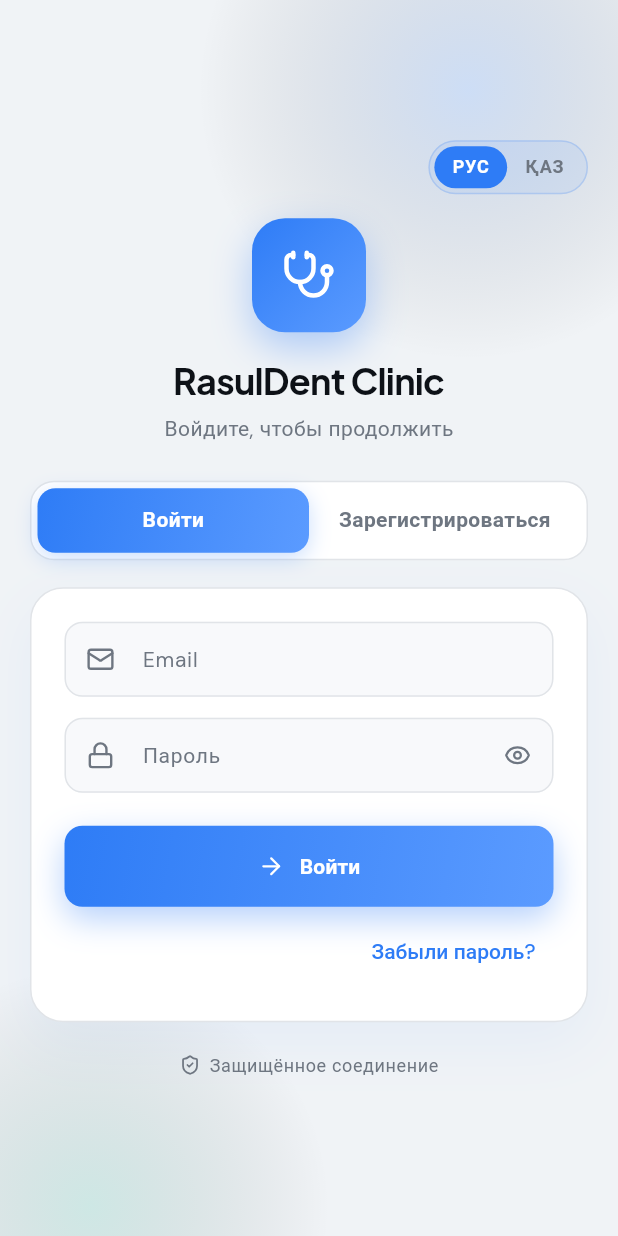
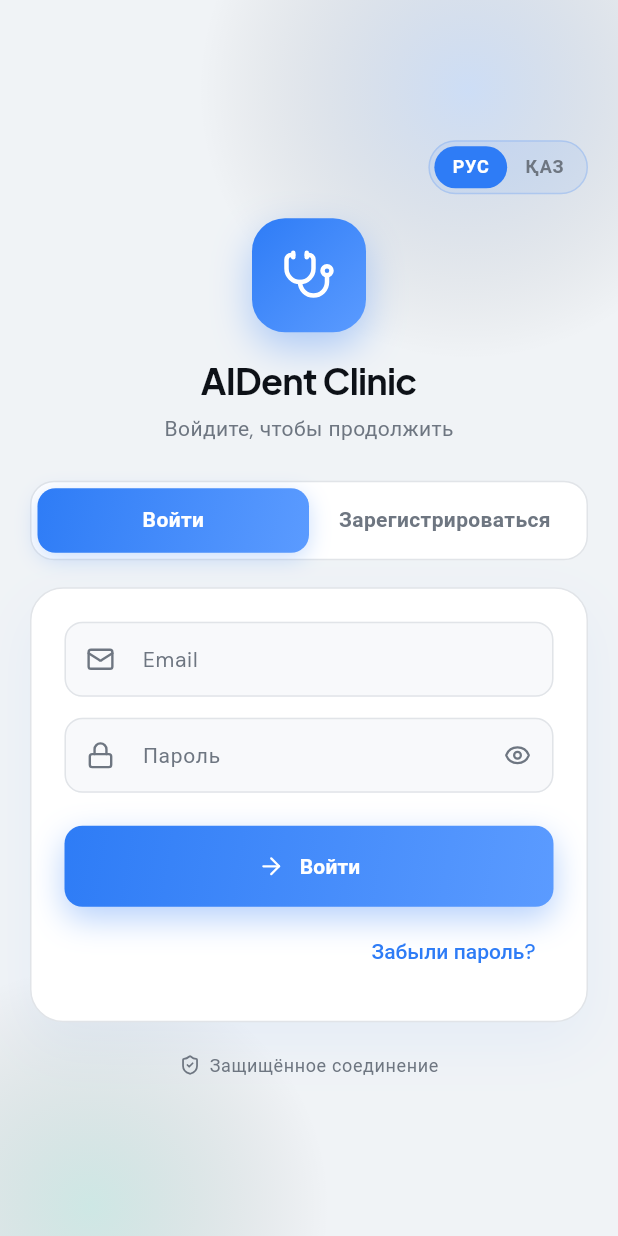
Before and after one commit to Stuussy/diplomkarasul, a Flutter app: the screen it shows after launch, on a phone screen of 412 x 824 dp. Run offline on Flutter 3.47's test engine with Material 3 defaults, Android fonts, the phone set to English and light mode, and no system bars; our stand-ins replace flutter_local_notifications, google_fonts, lucide_icons, pdf, permission_handler, printing and 3 more; missing offline and left inert: mobile_scanner; accounts and stored records are empty.

Commit message:
Rename clinic brand to AIDent Clinic on auth screen
Co-Authored-By: Claude Opus 4.8 <noreply@anthropic.com>
Claude-Session: https://claude.ai/code/session_017ohhqESgyyXam5MKY4QrZc

```diff
--- a/lib/screens/auth/login_screen.dart
+++ b/lib/screens/auth/login_screen.dart
@@ -453,7 +453,7 @@ class _BrandHeader extends StatelessWidget {
         ),
         const SizedBox(height: 16),
         Text(
-          'RasulDent Clinic',
+          'AIDent Clinic',
           style: Theme.of(context).textTheme.headlineSmall?.copyWith(
                 color: ClinicTheme.midnight,
                 fontWeight: FontWeight.w700,
```
